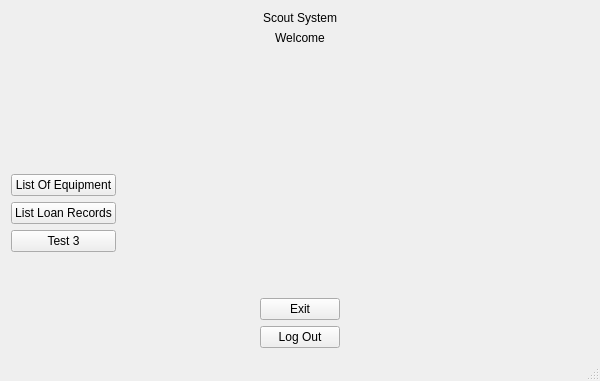
First picture: the form in QtGuiApplicationproject/Project.ui, repository amos830/ProjectOOP, before the edit.
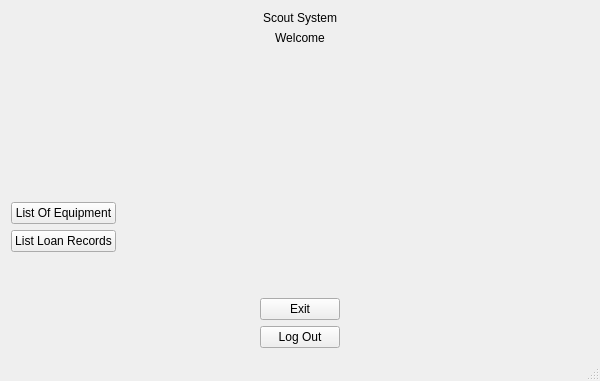
Second picture: the form after the edit.

Diff of the .ui file:
```diff
--- a/QtGuiApplicationproject/Project.ui
+++ b/QtGuiApplicationproject/Project.ui
@@ -83,13 +83,6 @@
         </property>
        </widget>
       </item>
-      <item row="2" column="0">
-       <widget class="QPushButton" name="pushButton_3">
-        <property name="text">
-         <string>Test 3</string>
-        </property>
-       </widget>
-      </item>
       <item row="0" column="0">
        <widget class="QPushButton" name="ListOfEquipment">
         <property name="text">
```
Left out of the diff: 34 changed lines with no effect on the pictures.
